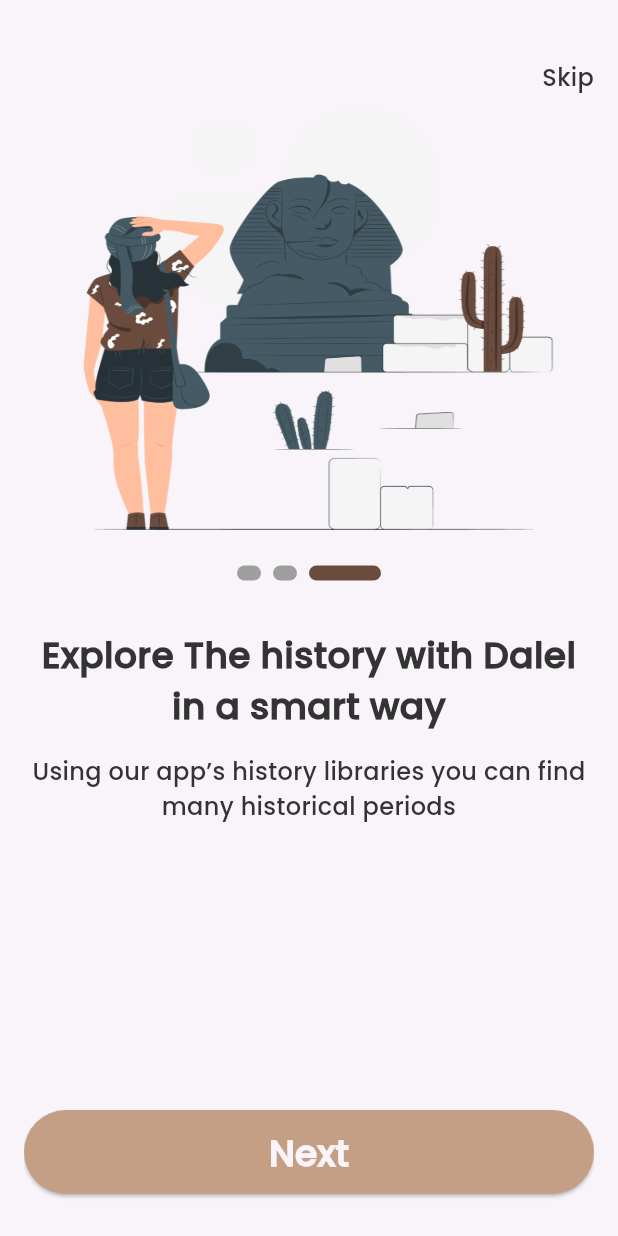
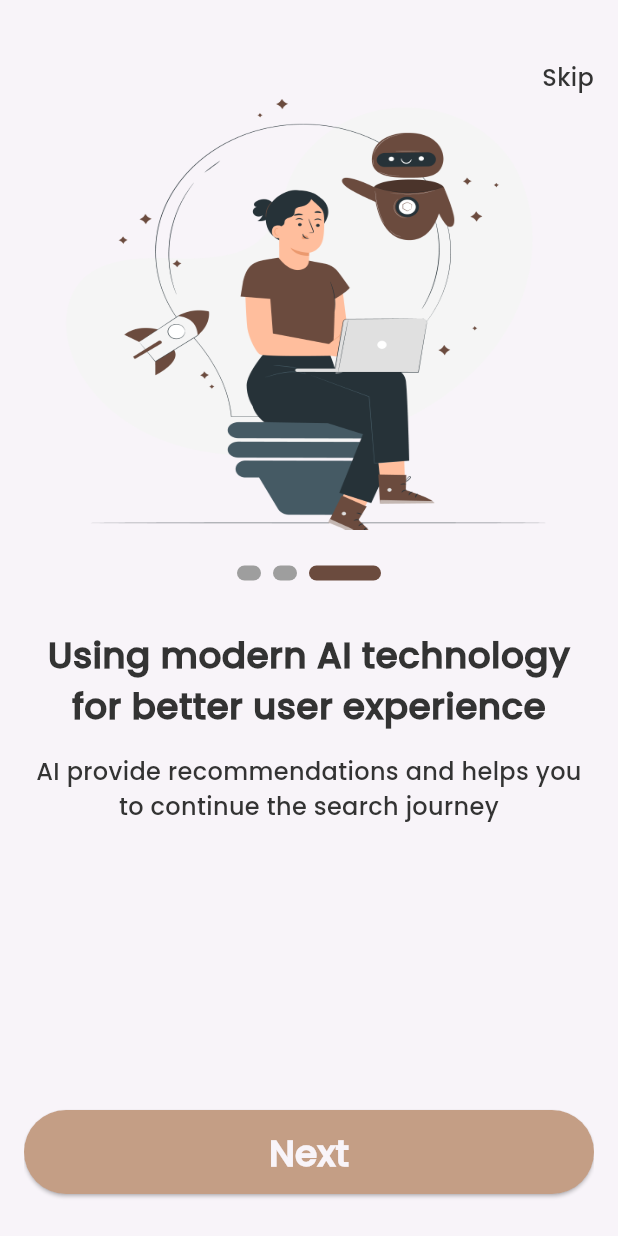
Before and after one commit to Kmpcy/dalel, a Flutter app: the screen it shows after launch, swiped to page 3, on a phone screen of 412 x 824 dp. Run offline on Flutter 3.47's test engine with Material 3 defaults, Android fonts, the phone set to English and light mode, and no system bars; drawn by our look-alikes of smooth_page_indicator; our stand-ins replace go_router.

Commit message:
add onBoarding model

```diff
--- /dev/null
+++ b/lib/Features/OnBoarding/data/models/onBoarding_model.dart
@@ -0,0 +1,34 @@
+import 'package:dalel/core/utlis/app_assets.dart';
+
+class OnboardingModel {
+  final String image;
+  final String title;
+  final String subTiltle;
+
+  OnboardingModel({
+    required this.image,
+    required this.title,
+    required this.subTiltle,
+  });
+}
+
+List <OnboardingModel> onBoardingData = [
+  OnboardingModel(
+    image: Assets.assetsImagesOnBoarding1,
+    title: 'Explore The history with Dalel in a smart way',
+    subTiltle:
+        'Using our app’s history libraries you can find many historical periods ',
+  ),
+  OnboardingModel(
+    image: Assets.assetsImagesOnBoarding2,
+    title: 'From every place on earth',
+    subTiltle:
+        'A big variety of ancient places from all over the world',
+  ),
+  OnboardingModel(
+    image: Assets.assetsImagesOnBoarding3,
+    title: 'Using modern AI technology for better user experience',
+    subTiltle:
+        'AI provide recommendations and helps you to continue the search journey',
+  ),
+];
--- a/lib/Features/OnBoarding/presentation/views/on_boarding_view.dart
+++ b/lib/Features/OnBoarding/presentation/views/on_boarding_view.dart
@@ -13,6 +13,7 @@ class OnBoardingView extends StatelessWidget {
         body: Padding(
           padding: const EdgeInsets.symmetric(horizontal: 16),
           child: ListView(
+            physics: BouncingScrollPhysics(),
             children: [
               SizedBox(height: 40),
               Align(
--- a/lib/Features/OnBoarding/presentation/widgets/on_boarding_body.dart
+++ b/lib/Features/OnBoarding/presentation/widgets/on_boarding_body.dart
@@ -1,3 +1,4 @@
+import 'package:dalel/Features/OnBoarding/data/models/onBoarding_model.dart';
 import 'package:dalel/Features/OnBoarding/presentation/widgets/custom_page_indicator.dart';
 import 'package:dalel/core/utlis/app_assets.dart';
 import 'package:dalel/core/utlis/app_strings.dart';
@@ -15,7 +16,7 @@ class OnBoardingBody extends StatelessWidget {
       child: PageView.builder(
         controller: controller,
         physics: const BouncingScrollPhysics(),
-        itemCount: 3,
+        itemCount: onBoardingData.length,
         itemBuilder: (context, index) {
           return Column(
             children: [
@@ -24,7 +25,7 @@ class OnBoardingBody extends StatelessWidget {
                 width: 343,
                 decoration: BoxDecoration(
                   image: DecorationImage(
-                    image: AssetImage(Assets.assetsImagesOnBoarding1),
+                    image: AssetImage(onBoardingData[index].image),
                     fit: BoxFit.fill,
                   ),
                 ),
@@ -35,7 +36,7 @@ class OnBoardingBody extends StatelessWidget {
               Text(
                 maxLines: 2,
                 overflow: TextOverflow.ellipsis,
-                "Explore The history with Dalel in a smart way",
+                onBoardingData[index].title,
                 style: AppStyles.poppins500style24,
                 textAlign: TextAlign.center,
               ),
@@ -44,7 +45,7 @@ class OnBoardingBody extends StatelessWidget {
                 overflow: TextOverflow.ellipsis,
 
                 maxLines: 2,
-                "Using our app’s history libraries you can find many historical periods ",
+                onBoardingData[index].subTiltle,
                 style: AppStyles.poppins300style16,
                 textAlign: TextAlign.center,
               ),
```
